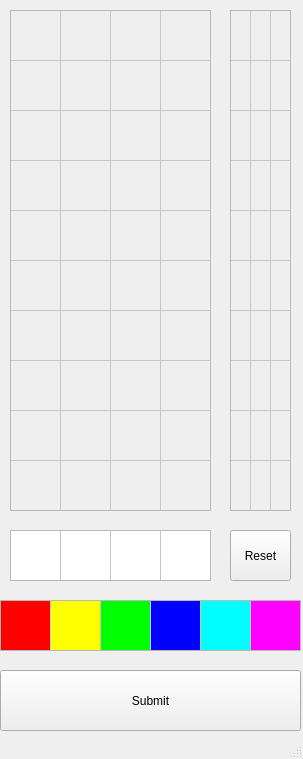
Old version of the form mainwindow.ui in the repository wmichalski/QT_Mastermind.
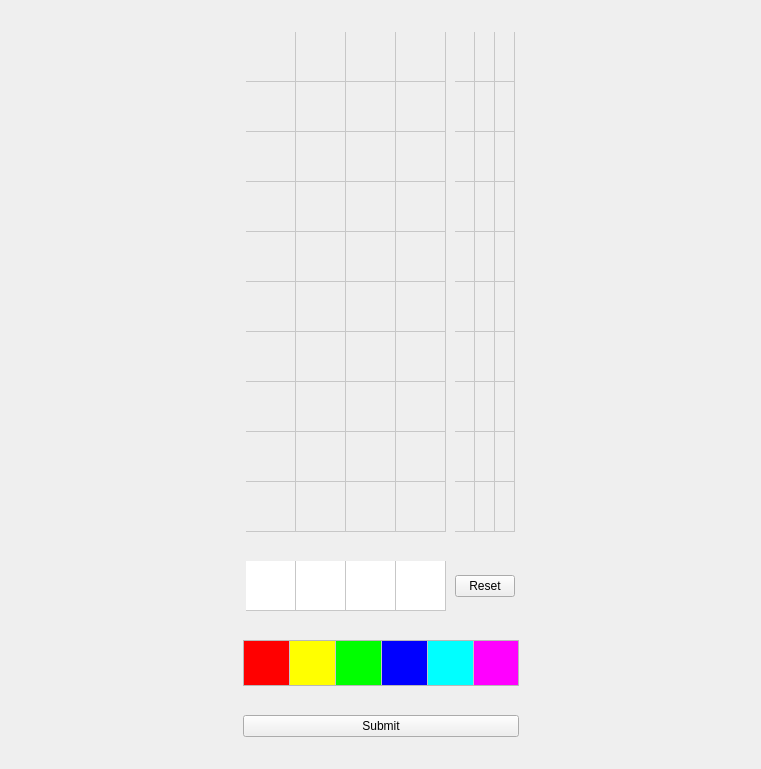
New version of the form. Icons and pictures are not drawn.

Patch:
```diff
--- a/mainwindow.ui
+++ b/mainwindow.ui
@@ -9,10 +9,16 @@
    <rect>
     <x>0</x>
     <y>0</y>
-    <width>303</width>
-    <height>759</height>
+    <width>761</width>
+    <height>769</height>
    </rect>
   </property>
+  <property name="sizePolicy">
+   <sizepolicy hsizetype="Fixed" vsizetype="Fixed">
+    <horstretch>0</horstretch>
+    <verstretch>0</verstretch>
+   </sizepolicy>
+  </property>
   <property name="windowTitle">
    <string>Mastermind</string>
   </property>
@@ -21,37 +27,46 @@
     <normaloff>diamond.png</normaloff>diamond.png</iconset>
   </property>
   <widget class="QWidget" name="centralwidget">
-   <widget class="QPushButton" name="submitButton">
-    <property name="geometry">
-     <rect>
-      <x>0</x>
-      <y>670</y>
-      <width>301</width>
-      <height>61</height>
-     </rect>
-    </property>
-    <property name="acceptDrops">
-     <bool>false</bool>
-    </property>
-    <property name="text">
-     <string>Submit</string>
-    </property>
-   </widget>
+   <layout class="QHBoxLayout" name="horizontalLayout_8">
+    <item>
+     <spacer name="horizontalSpacer">
+      <property name="orientation">
+       <enum>Qt::Horizontal</enum>
+      </property>
+      <property name="sizeHint" stdset="0">
+       <size>
+        <width>40</width>
+        <height>20</height>
+       </size>
+      </property>
+     </spacer>
+    </item>
+    <item>
+     <layout class="QHBoxLayout" name="horizontalLayout_7">
+      <item>
+       <layout class="QVBoxLayout" name="verticalLayout_3">
+        <item>
+         <layout class="QHBoxLayout" name="horizontalLayout_4" stretch="0,0">
+          <item>
    <widget class="QTableWidget" name="oldGuessesTable">
     <property name="enabled">
      <bool>false</bool>
     </property>
-    <property name="geometry">
-     <rect>
-      <x>10</x>
-      <y>10</y>
-      <width>201</width>
-      <height>501</height>
-     </rect>
+            <property name="sizePolicy">
+             <sizepolicy hsizetype="Minimum" vsizetype="Minimum">
+              <horstretch>0</horstretch>
+              <verstretch>0</verstretch>
+             </sizepolicy>
+            </property>
+            <property name="minimumSize">
+             <size>
+              <width>0</width>
+              <height>500</height>
+             </size>
     </property>
     <property name="maximumSize">
      <size>
-      <width>16777215</width>
+              <width>200</width>
       <height>16777213</height>
      </size>
     </property>
@@ -61,6 +76,9 @@
       <height>10</height>
      </size>
     </property>
+            <property name="frameShape">
+             <enum>QFrame::NoFrame</enum>
+            </property>
     <property name="verticalScrollBarPolicy">
      <enum>Qt::ScrollBarAlwaysOff</enum>
     </property>
@@ -76,6 +94,12 @@
     <property name="cornerButtonEnabled">
      <bool>false</bool>
     </property>
+            <property name="rowCount">
+             <number>10</number>
+            </property>
+            <property name="columnCount">
+             <number>4</number>
+            </property>
     <attribute name="horizontalHeaderVisible">
      <bool>false</bool>
     </attribute>
@@ -99,52 +123,52 @@
     </attribute>
     <row>
      <property name="text">
-      <string>New Row</string>
+              <string/>
      </property>
     </row>
     <row>
      <property name="text">
-      <string>New Row</string>
+              <string/>
      </property>
     </row>
     <row>
      <property name="text">
-      <string>New Row</string>
+              <string/>
      </property>
     </row>
     <row>
      <property name="text">
-      <string>New Row</string>
+              <string/>
      </property>
     </row>
     <row>
      <property name="text">
-      <string>New Row</string>
+              <string/>
      </property>
     </row>
     <row>
      <property name="text">
-      <string>New Row</string>
+              <string/>
      </property>
     </row>
     <row>
      <property name="text">
-      <string>New Row</string>
+              <string/>
      </property>
     </row>
     <row>
      <property name="text">
-      <string>New Row</string>
+              <string/>
      </property>
     </row>
     <row>
      <property name="text">
-      <string>New Row</string>
+              <string/>
      </property>
     </row>
     <row>
      <property name="text">
-      <string>New Row</string>
+              <string/>
      </property>
     </row>
     <column>
@@ -168,14 +192,259 @@
      </property>
     </column>
    </widget>
+          </item>
+          <item>
+           <widget class="QTableWidget" name="scoreTable">
+            <property name="enabled">
+             <bool>false</bool>
+            </property>
+            <property name="sizePolicy">
+             <sizepolicy hsizetype="Maximum" vsizetype="Preferred">
+              <horstretch>0</horstretch>
+              <verstretch>0</verstretch>
+             </sizepolicy>
+            </property>
+            <property name="minimumSize">
+             <size>
+              <width>0</width>
+              <height>0</height>
+             </size>
+            </property>
+            <property name="maximumSize">
+             <size>
+              <width>60</width>
+              <height>500</height>
+             </size>
+            </property>
+            <property name="frameShape">
+             <enum>QFrame::NoFrame</enum>
+            </property>
+            <property name="verticalScrollBarPolicy">
+             <enum>Qt::ScrollBarAlwaysOff</enum>
+            </property>
+            <property name="horizontalScrollBarPolicy">
+             <enum>Qt::ScrollBarAlwaysOff</enum>
+            </property>
+            <property name="sizeAdjustPolicy">
+             <enum>QAbstractScrollArea::AdjustToContents</enum>
+            </property>
+            <property name="showGrid">
+             <bool>true</bool>
+            </property>
+            <property name="wordWrap">
+             <bool>false</bool>
+            </property>
+            <property name="cornerButtonEnabled">
+             <bool>false</bool>
+            </property>
+            <property name="rowCount">
+             <number>10</number>
+            </property>
+            <property name="columnCount">
+             <number>4</number>
+            </property>
+            <attribute name="horizontalHeaderVisible">
+             <bool>false</bool>
+            </attribute>
+            <attribute name="horizontalHeaderDefaultSectionSize">
+             <number>15</number>
+            </attribute>
+            <attribute name="horizontalHeaderHighlightSections">
+             <bool>false</bool>
+            </attribute>
+            <attribute name="horizontalHeaderMinimumSectionSize">
+             <number>0</number>
+            </attribute>
+            <attribute name="verticalHeaderVisible">
+             <bool>false</bool>
+            </attribute>
+            <attribute name="verticalHeaderDefaultSectionSize">
+             <number>50</number>
+            </attribute>
+            <attribute name="verticalHeaderHighlightSections">
+             <bool>false</bool>
+            </attribute>
+            <attribute name="verticalHeaderMinimumSectionSize">
+             <number>0</number>
+            </attribute>
+            <row/>
+            <row/>
+            <row/>
+            <row/>
+            <row/>
+            <row/>
+            <row/>
+            <row/>
+            <row/>
+            <row/>
+            <column/>
+            <column/>
+            <column/>
+            <column/>
+           </widget>
+          </item>
+         </layout>
+        </item>
+        <item>
+         <layout class="QHBoxLayout" name="horizontalLayout_5">
+          <item>
+           <widget class="QTableWidget" name="thisGuessTable">
+            <property name="sizePolicy">
+             <sizepolicy hsizetype="Minimum" vsizetype="Minimum">
+              <horstretch>0</horstretch>
+              <verstretch>0</verstretch>
+             </sizepolicy>
+            </property>
+            <property name="minimumSize">
+             <size>
+              <width>0</width>
+              <height>50</height>
+             </size>
+            </property>
+            <property name="maximumSize">
+             <size>
+              <width>200</width>
+              <height>50</height>
+             </size>
+            </property>
+            <property name="acceptDrops">
+             <bool>true</bool>
+            </property>
+            <property name="frameShape">
+             <enum>QFrame::NoFrame</enum>
+            </property>
+            <property name="verticalScrollBarPolicy">
+             <enum>Qt::ScrollBarAlwaysOff</enum>
+            </property>
+            <property name="horizontalScrollBarPolicy">
+             <enum>Qt::ScrollBarAlwaysOff</enum>
+            </property>
+            <property name="sizeAdjustPolicy">
+             <enum>QAbstractScrollArea::AdjustToContents</enum>
+            </property>
+            <property name="wordWrap">
+             <bool>true</bool>
+            </property>
+            <property name="cornerButtonEnabled">
+             <bool>true</bool>
+            </property>
+            <property name="rowCount">
+             <number>1</number>
+            </property>
+            <property name="columnCount">
+             <number>4</number>
+            </property>
+            <attribute name="horizontalHeaderVisible">
+             <bool>false</bool>
+            </attribute>
+            <attribute name="horizontalHeaderCascadingSectionResizes">
+             <bool>false</bool>
+            </attribute>
+            <attribute name="horizontalHeaderDefaultSectionSize">
+             <number>50</number>
+            </attribute>
+            <attribute name="horizontalHeaderHighlightSections">
+             <bool>false</bool>
+            </attribute>
+            <attribute name="horizontalHeaderMinimumSectionSize">
+             <number>0</number>
+            </attribute>
+            <attribute name="verticalHeaderVisible">
+             <bool>false</bool>
+            </attribute>
+            <attribute name="verticalHeaderDefaultSectionSize">
+             <number>50</number>
+            </attribute>
+            <attribute name="verticalHeaderHighlightSections">
+             <bool>false</bool>
+            </attribute>
+            <attribute name="verticalHeaderMinimumSectionSize">
+             <number>0</number>
+            </attribute>
+            <row/>
+            <column/>
+            <column/>
+            <column/>
+            <column/>
+            <item row="0" column="0">
+             <property name="text">
+              <string notr="true"/>
+             </property>
+             <property name="flags">
+              <set>ItemIsDropEnabled|ItemIsUserCheckable|ItemIsEnabled</set>
+             </property>
+            </item>
+            <item row="0" column="1">
+             <property name="text">
+              <string/>
+             </property>
+             <property name="flags">
+              <set>ItemIsDropEnabled|ItemIsUserCheckable|ItemIsEnabled</set>
+             </property>
+            </item>
+            <item row="0" column="2">
+             <property name="text">
+              <string/>
+             </property>
+             <property name="flags">
+              <set>ItemIsDropEnabled|ItemIsUserCheckable|ItemIsEnabled</set>
+             </property>
+            </item>
+            <item row="0" column="3">
+             <property name="text">
+              <string/>
+             </property>
+             <property name="flags">
+              <set>ItemIsDropEnabled|ItemIsUserCheckable|ItemIsEnabled</set>
+             </property>
+            </item>
+           </widget>
+          </item>
+          <item>
+           <widget class="QPushButton" name="resetButton">
+            <property name="sizePolicy">
+             <sizepolicy hsizetype="Expanding" vsizetype="Fixed">
+              <horstretch>0</horstretch>
+              <verstretch>0</verstretch>
+             </sizepolicy>
+            </property>
+            <property name="maximumSize">
+             <size>
+              <width>60</width>
+              <height>16777215</height>
+             </size>
+            </property>
+            <property name="text">
+             <string>Reset</string>
+            </property>
+           </widget>
+          </item>
+         </layout>
+        </item>
+        <item>
+         <layout class="QHBoxLayout" name="horizontalLayout_6">
+          <item>
    <widget class="QTableWidget" name="colorsTable">
-    <property name="geometry">
-     <rect>
-      <x>0</x>
-      <y>600</y>
-      <width>301</width>
-      <height>51</height>
-     </rect>
+            <property name="sizePolicy">
+             <sizepolicy hsizetype="Minimum" vsizetype="Minimum">
+              <horstretch>1</horstretch>
+              <verstretch>0</verstretch>
+             </sizepolicy>
+            </property>
+            <property name="minimumSize">
+             <size>
+              <width>276</width>
+              <height>46</height>
+             </size>
+            </property>
+            <property name="maximumSize">
+             <size>
+              <width>276</width>
+              <height>46</height>
+             </size>
+            </property>
+            <property name="layoutDirection">
+             <enum>Qt::LeftToRight</enum>
     </property>
     <property name="styleSheet">
      <string notr="true">border-top-color: qlineargradient(spread:pad, x1:0, y1:0, x2:1, y2:0, stop:0 rgba(0, 0, 0, 255), stop:1 rgba(255, 255, 255, 255));</string>
@@ -186,6 +455,9 @@
     <property name="horizontalScrollBarPolicy">
      <enum>Qt::ScrollBarAlwaysOff</enum>
     </property>
+            <property name="sizeAdjustPolicy">
+             <enum>QAbstractScrollArea::AdjustToContents</enum>
+            </property>
     <property name="rowCount">
      <number>1</number>
     </property>
@@ -196,13 +468,22 @@
      <bool>false</bool>
     </attribute>
     <attribute name="horizontalHeaderDefaultSectionSize">
-     <number>50</number>
+             <number>46</number>
+            </attribute>
+            <attribute name="horizontalHeaderMinimumSectionSize">
+             <number>0</number>
+            </attribute>
+            <attribute name="horizontalHeaderStretchLastSection">
+             <bool>false</bool>
     </attribute>
     <attribute name="verticalHeaderVisible">
      <bool>false</bool>
     </attribute>
     <attribute name="verticalHeaderDefaultSectionSize">
-     <number>50</number>
+             <number>46</number>
+            </attribute>
+            <attribute name="verticalHeaderMinimumSectionSize">
+             <number>0</number>
     </attribute>
     <row/>
     <column/>
@@ -314,155 +595,38 @@
      </property>
     </item>
    </widget>
-   <widget class="QTableWidget" name="thisGuessTable">
-    <property name="geometry">
-     <rect>
-      <x>10</x>
-      <y>530</y>
-      <width>201</width>
-      <height>51</height>
-     </rect>
-    </property>
+          </item>
+         </layout>
+        </item>
+        <item>
+         <widget class="QPushButton" name="submitButton">
     <property name="acceptDrops">
-     <bool>true</bool>
-    </property>
-    <property name="verticalScrollBarPolicy">
-     <enum>Qt::ScrollBarAlwaysOff</enum>
-    </property>
-    <property name="horizontalScrollBarPolicy">
-     <enum>Qt::ScrollBarAlwaysOff</enum>
-    </property>
-    <property name="rowCount">
-     <number>1</number>
-    </property>
-    <property name="columnCount">
-     <number>4</number>
-    </property>
-    <attribute name="horizontalHeaderVisible">
      <bool>false</bool>
-    </attribute>
-    <attribute name="horizontalHeaderDefaultSectionSize">
-     <number>50</number>
-    </attribute>
-    <attribute name="verticalHeaderVisible">
-     <bool>false</bool>
-    </attribute>
-    <attribute name="verticalHeaderDefaultSectionSize">
-     <number>50</number>
-    </attribute>
-    <row/>
-    <column/>
-    <column/>
-    <column/>
-    <column/>
-    <item row="0" column="0">
-     <property name="text">
-      <string notr="true"/>
-     </property>
-     <property name="flags">
-      <set>ItemIsDropEnabled|ItemIsUserCheckable|ItemIsEnabled</set>
-     </property>
-    </item>
-    <item row="0" column="1">
+          </property>
      <property name="text">
-      <string/>
-     </property>
-     <property name="flags">
-      <set>ItemIsDropEnabled|ItemIsUserCheckable|ItemIsEnabled</set>
-     </property>
-    </item>
-    <item row="0" column="2">
-     <property name="text">
-      <string/>
-     </property>
-     <property name="flags">
-      <set>ItemIsDropEnabled|ItemIsUserCheckable|ItemIsEnabled</set>
-     </property>
-    </item>
-    <item row="0" column="3">
-     <property name="text">
-      <string/>
-     </property>
-     <property name="flags">
-      <set>ItemIsDropEnabled|ItemIsUserCheckable|ItemIsEnabled</set>
-     </property>
+           <string>Submit</string>
+          </property>
+         </widget>
+        </item>
+       </layout>
+      </item>
+     </layout>
+    </item>
+    <item>
+     <spacer name="horizontalSpacer_2">
+      <property name="orientation">
+       <enum>Qt::Horizontal</enum>
+      </property>
+      <property name="sizeHint" stdset="0">
+       <size>
+        <width>40</width>
+        <height>20</height>
+       </size>
+      </property>
+     </spacer>
     </item>
-   </widget>
-   <widget class="QTableWidget" name="scoreTable">
-    <property name="enabled">
-     <bool>false</bool>
-    </property>
-    <property name="geometry">
-     <rect>
-      <x>230</x>
-      <y>10</y>
-      <width>61</width>
-      <height>501</height>
-     </rect>
-    </property>
-    <property name="verticalScrollBarPolicy">
-     <enum>Qt::ScrollBarAlwaysOff</enum>
-    </property>
-    <property name="horizontalScrollBarPolicy">
-     <enum>Qt::ScrollBarAlwaysOff</enum>
-    </property>
-    <property name="showGrid">
-     <bool>true</bool>
-    </property>
-    <property name="wordWrap">
-     <bool>false</bool>
-    </property>
-    <property name="cornerButtonEnabled">
-     <bool>false</bool>
-    </property>
-    <property name="rowCount">
-     <number>10</number>
-    </property>
-    <property name="columnCount">
-     <number>4</number>
-    </property>
-    <attribute name="horizontalHeaderVisible">
-     <bool>false</bool>
-    </attribute>
-    <attribute name="horizontalHeaderDefaultSectionSize">
-     <number>15</number>
-    </attribute>
-    <attribute name="verticalHeaderVisible">
-     <bool>false</bool>
-    </attribute>
-    <attribute name="verticalHeaderDefaultSectionSize">
-     <number>50</number>
-    </attribute>
-    <row/>
-    <row/>
-    <row/>
-    <row/>
-    <row/>
-    <row/>
-    <row/>
-    <row/>
-    <row/>
-    <row/>
-    <column/>
-    <column/>
-    <column/>
-    <column/>
-   </widget>
-   <widget class="QPushButton" name="resetButton">
-    <property name="geometry">
-     <rect>
-      <x>230</x>
-      <y>530</y>
-      <width>61</width>
-      <height>51</height>
-     </rect>
-    </property>
-    <property name="text">
-     <string>Reset</string>
-    </property>
-   </widget>
-  </widget>
-  <widget class="QStatusBar" name="statusbar"/>
+   </layout>
+  </widget>
  </widget>
  <resources/>
  <connections>
```
Left out of the diff: 35 changed lines with no effect on the pictures. Lines whose indentation alone changed are shown as unchanged.
